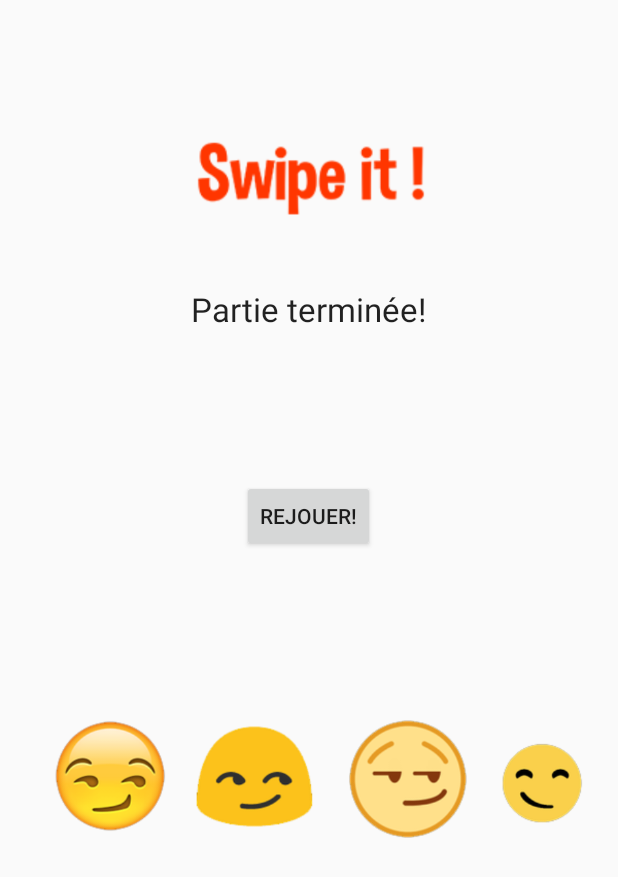
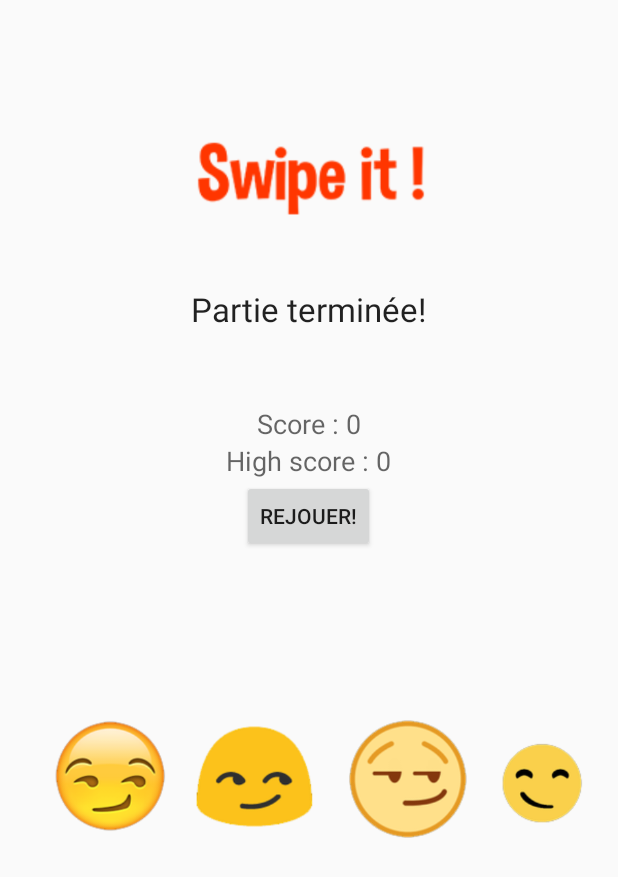
Before and after one commit to Raph33000/Miskino, an Android app: the Rejouer screen opened directly, with no data from a screen before it, on a phone screen of 412 x 824 dp. Shown: the top 877 px of the screen. Run offline under Robolectric (Android 15) with nearby library versions, the phone set to English and light mode, and no system bars.

Commit message:
High score implemented

```diff
--- a/MyApplication4/app/src/main/java/com/example/stefmaggle/myapplication/Rejouer.java
+++ b/MyApplication4/app/src/main/java/com/example/stefmaggle/myapplication/Rejouer.java
@@ -1,7 +1,9 @@
 package com.example.stefmaggle.myapplication;
 
 import android.app.Activity;
+import android.content.Context;
 import android.content.Intent;
+import android.content.SharedPreferences;
 import android.content.res.AssetFileDescriptor;
 import android.media.MediaPlayer;
 import android.os.Bundle;
@@ -19,12 +21,18 @@ public class Rejouer extends Activity {
 
     TextView ScoreA2;
     Button replay;
+    TextView value;
+
+    SharedPreferences sharedpreferences;
+    String high_score;
+    public static final String MyPREFERENCES = "MyPrefs";
 
     @Override
     public void onCreate(Bundle savedInstanceState) {
         super.onCreate(savedInstanceState);
         setContentView(R.layout.menu_replay);
 
+        sharedpreferences = this.getSharedPreferences(MyPREFERENCES, Context.MODE_PRIVATE);
 
         ScoreA2 = (TextView) findViewById(R.id.textView4);
         replay = (Button) findViewById(R.id.button2);
@@ -33,8 +41,18 @@ public class Rejouer extends Activity {
 
         Intent intent = getIntent();
         if (intent != null) {
-            String Scored = intent.getStringExtra("ScoreAff");
+            String Scored = "Score : " + String.valueOf(intent.getIntExtra("ScoreAff", 0));
+            int final_score = intent.getIntExtra("ScoreAff", 0);
             ScoreA2.setText(Scored);
+            if (final_score > sharedpreferences.getInt("ScoreAff", 0))
+            {
+                SharedPreferences.Editor editor = sharedpreferences.edit();
+                editor.putInt("high", final_score);
+                editor.commit();
+            }
+            value = (TextView) findViewById(R.id.text_high);
+            high_score = value.getText() + String.valueOf(sharedpreferences.getInt("high", 0));
+            value.setText(high_score);
         }
     }
 
--- a/MyApplication4/app/src/main/res/layout/menu_replay.xml
+++ b/MyApplication4/app/src/main/res/layout/menu_replay.xml
@@ -50,4 +50,13 @@
         android:layout_alignParentLeft="true"
         android:layout_alignParentStart="true" />
 
+    <TextView
+        android:layout_width="wrap_content"
+        android:layout_height="wrap_content"
+        android:textAppearance="?android:attr/textAppearanceMedium"
+        android:text="High score : "
+        android:id="@+id/text_high"
+        android:layout_below="@+id/textView4"
+        android:layout_centerHorizontal="true" />
+
 </RelativeLayout>
```
Also changed, not shown: MyApplication4/app/src/main/java/com/example/stefmaggle/myapplication/MainActivity.java (+5 -3 lines).
